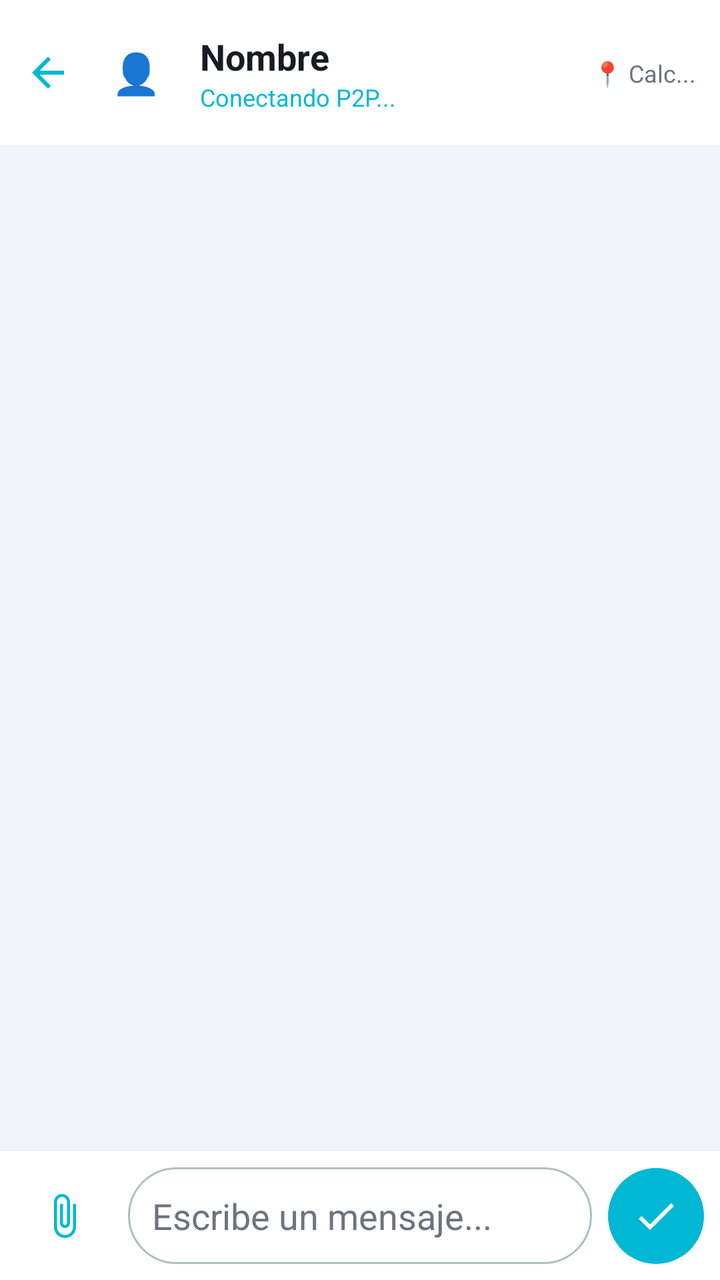
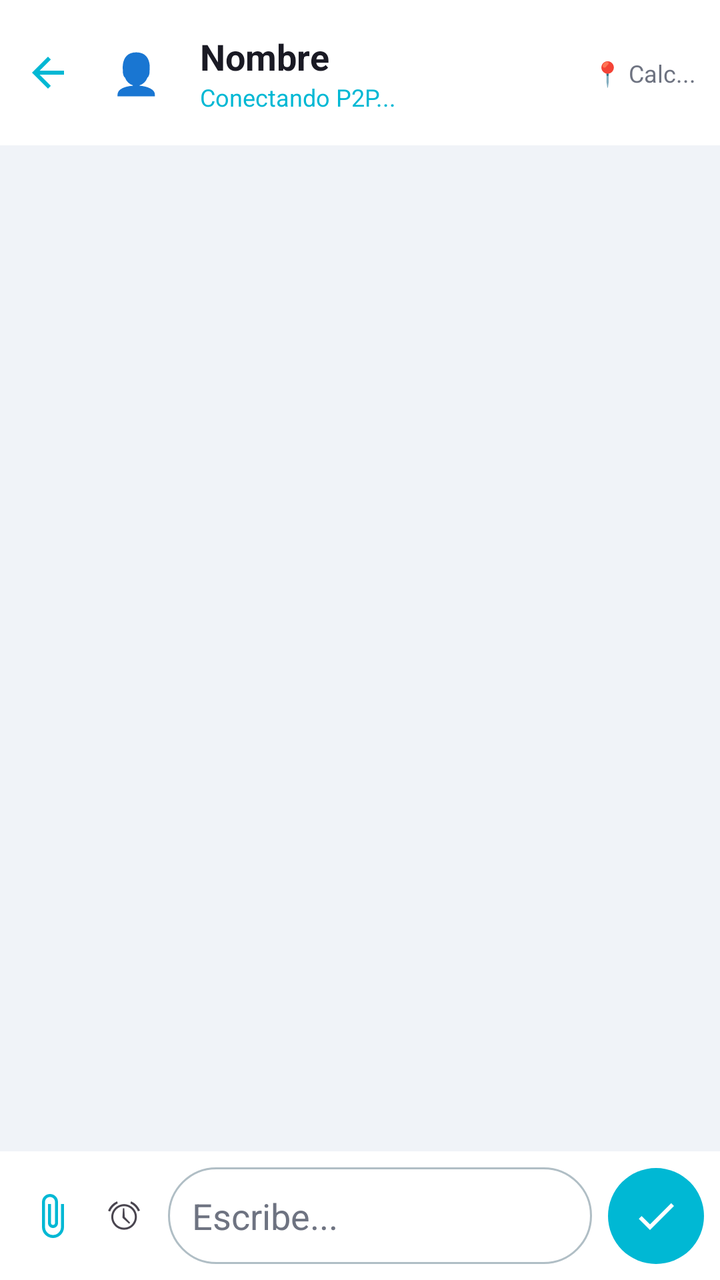

Before-and-after screenshots of an Android layout around one commit, followed by the original layout XML and the change that was made.
<!-- AndroidManifest.xml: application theme Theme.Nexu -->
<!-- res/layout/activity_chat.xml -->
<?xml version="1.0" encoding="utf-8"?>
<androidx.constraintlayout.widget.ConstraintLayout xmlns:android="http://schemas.android.com/apk/res/android"
    xmlns:app="http://schemas.android.com/apk/res-auto"
    xmlns:tools="http://schemas.android.com/tools"
    android:layout_width="match_parent"
    android:layout_height="match_parent"
    android:background="@color/background_main">

    <androidx.appcompat.widget.Toolbar
        android:id="@+id/toolbarChat"
        android:layout_width="match_parent"
        android:layout_height="wrap_content"
        android:background="@color/surface_card"
        android:elevation="4dp"
        app:contentInsetStart="0dp"
        app:layout_constraintTop_toTopOf="parent">

        <androidx.constraintlayout.widget.ConstraintLayout
            android:layout_width="match_parent"
            android:layout_height="wrap_content"
            android:padding="12dp">

            <ImageView
                android:id="@+id/btnBack"
                android:layout_width="24dp"
                android:layout_height="24dp"
                android:src="@drawable/ic_volver"
                app:tint="@color/primary_color"
                app:layout_constraintTop_toTopOf="parent"
                app:layout_constraintBottom_toBottomOf="parent"
                app:layout_constraintStart_toStartOf="parent"/>

            <LinearLayout
                android:id="@+id/llChatHeaderInfo"
                android:layout_width="0dp"
                android:layout_height="wrap_content"
                android:layout_marginStart="8dp"
                android:layout_marginEnd="8dp"
                android:background="?attr/selectableItemBackground"
                android:clickable="true"
                android:focusable="true"
                android:gravity="center_vertical"
                android:orientation="horizontal"
                android:padding="4dp"
                app:layout_constraintBottom_toBottomOf="parent"
                app:layout_constraintEnd_toStartOf="@id/tvDistance"
                app:layout_constraintStart_toEndOf="@id/btnBack"
                app:layout_constraintTop_toTopOf="parent">

                <FrameLayout
                    android:layout_width="40dp"
                    android:layout_height="40dp">

                    <TextView
                        android:id="@+id/tvHeaderAvatar"
                        android:layout_width="match_parent"
                        android:layout_height="match_parent"
                        android:background="@drawable/circle_background"
                        android:backgroundTint="@color/input_bg"
                        android:gravity="center"
                        android:text="👤"
                        android:textSize="20sp" />

                    <ImageView
                        android:id="@+id/ivHeaderAvatar"
                        android:layout_width="match_parent"
                        android:layout_height="match_parent"
                        android:background="@drawable/circle_background"
                        android:scaleType="centerCrop"
                        android:clipToOutline="true"
                        android:visibility="gone"/>
                </FrameLayout>

                <LinearLayout
                    android:layout_width="wrap_content"
                    android:layout_height="wrap_content"
                    android:layout_marginStart="12dp"
                    android:orientation="vertical">

                    <TextView
                        android:id="@+id/tvChatTitle"
                        android:layout_width="wrap_content"
                        android:layout_height="wrap_content"
                        android:text="Nombre"
                        android:textColor="@color/text_primary"
                        android:textSize="18sp"
                        android:textStyle="bold" />

                    <TextView
                        android:id="@+id/tvStatus"
                        android:layout_width="wrap_content"
                        android:layout_height="wrap_content"
                        android:text="Conectando P2P..."
                        android:textColor="@color/primary_color"
                        android:textSize="12sp" />
                </LinearLayout>
            </LinearLayout>

            <TextView
                android:id="@+id/tvDistance"
                android:layout_width="wrap_content"
                android:layout_height="wrap_content"
                android:text="📍 Calc..."
                android:textColor="@color/text_secondary"
                android:textSize="12sp"
                app:layout_constraintEnd_toEndOf="parent"
                app:layout_constraintTop_toTopOf="parent"
                app:layout_constraintBottom_toBottomOf="parent"/>

        </androidx.constraintlayout.widget.ConstraintLayout>
    </androidx.appcompat.widget.Toolbar>

    <androidx.recyclerview.widget.RecyclerView
        android:id="@+id/rvMessages"
        android:layout_width="match_parent"
        android:layout_height="0dp"
        android:padding="8dp"
        app:layout_constraintTop_toBottomOf="@id/toolbarChat"
        app:layout_constraintBottom_toTopOf="@id/bottomInputContainer" />

    <androidx.constraintlayout.widget.ConstraintLayout
        android:id="@+id/bottomInputContainer"
        android:layout_width="match_parent"
        android:layout_height="wrap_content"
        android:background="@color/surface_card"
        android:padding="8dp"
        app:layout_constraintBottom_toBottomOf="parent">

        <androidx.cardview.widget.CardView
            android:id="@+id/cvImagePreview"
            android:layout_width="120dp"
            android:layout_height="120dp"
            android:layout_marginBottom="8dp"
            android:visibility="gone"
            app:cardCornerRadius="12dp"
            app:layout_constraintBottom_toTopOf="@id/etMessage"
            app:layout_constraintStart_toStartOf="parent"
            tools:visibility="visible">

            <ImageView
                android:id="@+id/ivPreview"
                android:layout_width="match_parent"
                android:layout_height="match_parent"
                android:scaleType="centerCrop" />

            <ImageButton
                android:id="@+id/btnRemoveImage"
                android:layout_width="32dp"
                android:layout_height="32dp"
                android:layout_gravity="top|end"
                android:layout_margin="4dp"
                android:background="@drawable/circle_background"
                android:backgroundTint="#80000000"
                android:src="@drawable/ic_close"
                app:tint="@color/white" />
        </androidx.cardview.widget.CardView>

        <ImageButton
            android:id="@+id/btnAttach"
            android:layout_width="48dp"
            android:layout_height="48dp"
            android:background="?attr/selectableItemBackgroundBorderless"
            android:src="@drawable/bg_attachment_icon"
            app:layout_constraintBottom_toBottomOf="parent"
            app:layout_constraintStart_toStartOf="parent" />

        <EditText
            android:id="@+id/etMessage"
            android:layout_width="0dp"
            android:layout_height="wrap_content"
            android:layout_marginStart="8dp"
            android:layout_marginEnd="8dp"
            android:background="@drawable/edittext_rounded"
            android:hint="Escribe un mensaje..."
            android:textColorHint="@color/text_secondary"
            android:textColor="@color/text_primary"
            android:minHeight="48dp"
            android:padding="12dp"
            app:layout_constraintBottom_toBottomOf="parent"
            app:layout_constraintEnd_toStartOf="@id/btnSend"
            app:layout_constraintStart_toEndOf="@id/btnAttach" />

        <ImageButton
            android:id="@+id/btnSend"
            android:layout_width="48dp"
            android:layout_height="48dp"
            android:background="@drawable/circle_background"
            android:backgroundTint="@color/primary_color"
            android:src="@drawable/ic_check"
            app:tint="@color/white"
            app:layout_constraintBottom_toBottomOf="parent"
            app:layout_constraintEnd_toEndOf="parent" />

    </androidx.constraintlayout.widget.ConstraintLayout>
</androidx.constraintlayout.widget.ConstraintLayout>
<!-- resources referenced by this layout -->
<resources>
  <color name="background_main">#F0F3F8</color>
  <color name="input_bg">#FFFFFF</color>
  <color name="primary_color">#00B8D4</color>
  <color name="surface_card">#FFFFFF</color>
  <color name="text_primary">#1A1A24</color>
  <color name="text_secondary">#6E7381</color>
  <color name="white">#FFFFFF</color>
  <!-- drawable bg_attachment_icon (drawable) -->
  <vector xmlns:android="http://schemas.android.com/apk/res/android"
      android:width="24dp"
      android:height="24dp"
      android:viewportWidth="24"
      android:viewportHeight="24"
      android:tint="@color/primary_color"> <path
      android:fillColor="@android:color/white"
      android:pathData="M16.5,6v11.5c0,2.21 -1.79,4 -4,4s-4,-1.79 -4,-4V5c0,-1.38 1.12,-2.5 2.5,-2.5s2.5,1.12 2.5,2.5v10.5c0,0.55 -0.45,1 -1,1s-1,-0.45 -1,-1V6H10v9.5c0,1.38 1.12,2.5 2.5,2.5s2.5,-1.12 2.5,-2.5V5c0,-2.21 -1.79,-4 -4,-4S7,2.79 7,5v12.5c0,3.04 2.46,5.5 5.5,5.5s5.5,-2.46 5.5,-5.5V6H16.5z"/>
  </vector>
  <!-- drawable circle_background (drawable) -->
  <?xml version="1.0" encoding="utf-8"?>
  <shape xmlns:android="http://schemas.android.com/apk/res/android"
      android:shape="oval">
      <solid android:color="#FFFFFF" />
  </shape>
  <!-- drawable edittext_rounded (drawable) -->
  <?xml version="1.0" encoding="utf-8"?>
  <shape xmlns:android="http://schemas.android.com/apk/res/android">
      <solid android:color="@color/input_bg" />
      <stroke android:width="1dp" android:color="@color/input_border" />
      <corners android:radius="24dp" />
  </shape>
  <!-- drawable ic_check (drawable) -->
  <vector xmlns:android="http://schemas.android.com/apk/res/android"
      android:width="24dp" android:height="24dp"
      android:viewportWidth="24" android:viewportHeight="24"
      android:tint="#FFFFFF">
      <path android:fillColor="@android:color/white"
          android:pathData="M9,16.2L4.8,12l-1.4,1.4L9,19 21,7l-1.4,-1.4L9,16.2z"/>
  </vector>
  <!-- drawable ic_close (drawable) -->
  <vector xmlns:android="http://schemas.android.com/apk/res/android"
      android:width="24dp" android:height="24dp"
      android:viewportWidth="24" android:viewportHeight="24"
      android:tint="#FFFFFF">
      <path android:fillColor="@android:color/white"
          android:pathData="M19,6.41L17.59,5 12,10.59 6.41,5 5,6.41 10.59,12 5,17.59 6.41,19 12,13.41 17.59,19 19,17.59 13.41,12z"/>
  </vector>
  <!-- drawable ic_volver (drawable) -->
  <vector xmlns:android="http://schemas.android.com/apk/res/android"
      android:width="24dp"
      android:height="24dp"
      android:viewportWidth="24"
      android:viewportHeight="24"
      android:tint="#FFFFFF">
      <path
          android:fillColor="@android:color/white"
          android:pathData="M20,11H7.83l5.59,-5.59L12,4l-8,8 8,8 1.41,-1.41L7.83,13H20v-2z"/>
  </vector>
  <style name="Theme.Nexu" parent="Base.Theme.Nexu" />
  <color name="input_border">#B0BEC5</color>
  <style name="Base.Theme.Nexu" parent="Theme.Material3.DayNight.NoActionBar">
      </style>
</resources>

<!-- the commit's change to res/layout/activity_chat.xml (unified diff, before → after) -->
@@ -105,7 +105,7 @@
                 android:textSize="12sp"
                 app:layout_constraintEnd_toEndOf="parent"
                 app:layout_constraintTop_toTopOf="parent"
-                app:layout_constraintBottom_toBottomOf="parent"/>
+                app:layout_constraintBottom_toBottomOf="parent" />
 
         </androidx.constraintlayout.widget.ConstraintLayout>
     </androidx.appcompat.widget.Toolbar>
@@ -157,28 +157,37 @@
 
         <ImageButton
             android:id="@+id/btnAttach"
-            android:layout_width="48dp"
+            android:layout_width="36dp"
             android:layout_height="48dp"
             android:background="?attr/selectableItemBackgroundBorderless"
             android:src="@drawable/bg_attachment_icon"
             app:layout_constraintBottom_toBottomOf="parent"
             app:layout_constraintStart_toStartOf="parent" />
+
+        <ImageButton
+            android:id="@+id/btnNudge"
+            android:layout_width="36dp"
+            android:layout_height="48dp"
+            android:background="?attr/selectableItemBackgroundBorderless"
+            android:src="@android:drawable/ic_lock_idle_alarm"
+            app:layout_constraintBottom_toBottomOf="parent"
+            app:layout_constraintStart_toEndOf="@id/btnAttach" />
 
         <EditText
             android:id="@+id/etMessage"
             android:layout_width="0dp"
             android:layout_height="wrap_content"
-            android:layout_marginStart="8dp"
+            android:layout_marginStart="4dp"
             android:layout_marginEnd="8dp"
             android:background="@drawable/edittext_rounded"
-            android:hint="Escribe un mensaje..."
+            android:hint="Escribe..."
             android:textColorHint="@color/text_secondary"
             android:textColor="@color/text_primary"
             android:minHeight="48dp"
             android:padding="12dp"
             app:layout_constraintBottom_toBottomOf="parent"
             app:layout_constraintEnd_toStartOf="@id/btnSend"
-            app:layout_constraintStart_toEndOf="@id/btnAttach" />
+            app:layout_constraintStart_toEndOf="@id/btnNudge" />
 
         <ImageButton
             android:id="@+id/btnSend"
